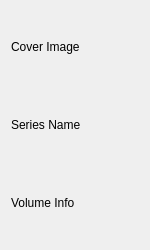
Above: src/views/ui_files/card_widget.ui from jjsmall009/mangecko before the change. Below: the same form after it.
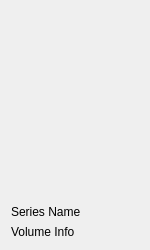
That is the form after the change.

Commit message: Working on adding cover image to each series card

```diff
--- a/src/views/ui_files/card_widget.ui
+++ b/src/views/ui_files/card_widget.ui
@@ -34,11 +34,17 @@
   <property name="styleSheet">
    <string notr="true"/>
   </property>
-  <layout class="QVBoxLayout" name="card_layout">
+  <layout class="QVBoxLayout" name="card_layout" stretch="1,0,0">
    <item>
     <widget class="QLabel" name="cover_label">
      <property name="text">
-      <string>Cover Image</string>
+      <string/>
+     </property>
+     <property name="scaledContents">
+      <bool>true</bool>
+     </property>
+     <property name="wordWrap">
+      <bool>true</bool>
      </property>
     </widget>
    </item>
@@ -47,6 +53,9 @@
      <property name="text">
       <string>Series Name</string>
      </property>
+     <property name="wordWrap">
+      <bool>true</bool>
+     </property>
     </widget>
    </item>
    <item>
@@ -54,6 +63,9 @@
      <property name="text">
       <string>Volume Info</string>
      </property>
+     <property name="wordWrap">
+      <bool>true</bool>
+     </property>
     </widget>
    </item>
   </layout>
```
The commit also changes 3 other files.
